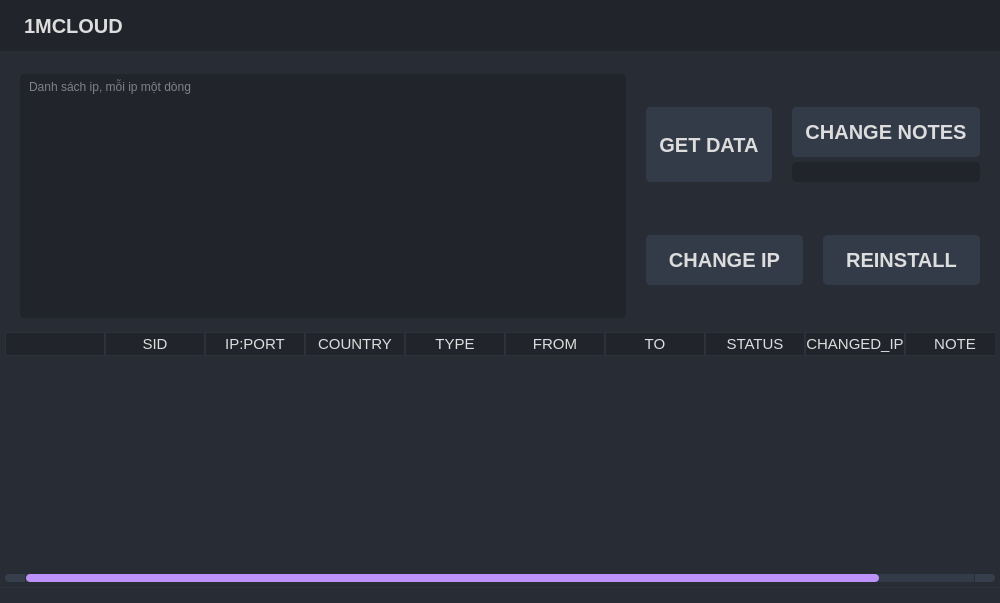
Hq1anq/1mcloud_manager, file gui/table.ui: the form before one commit.
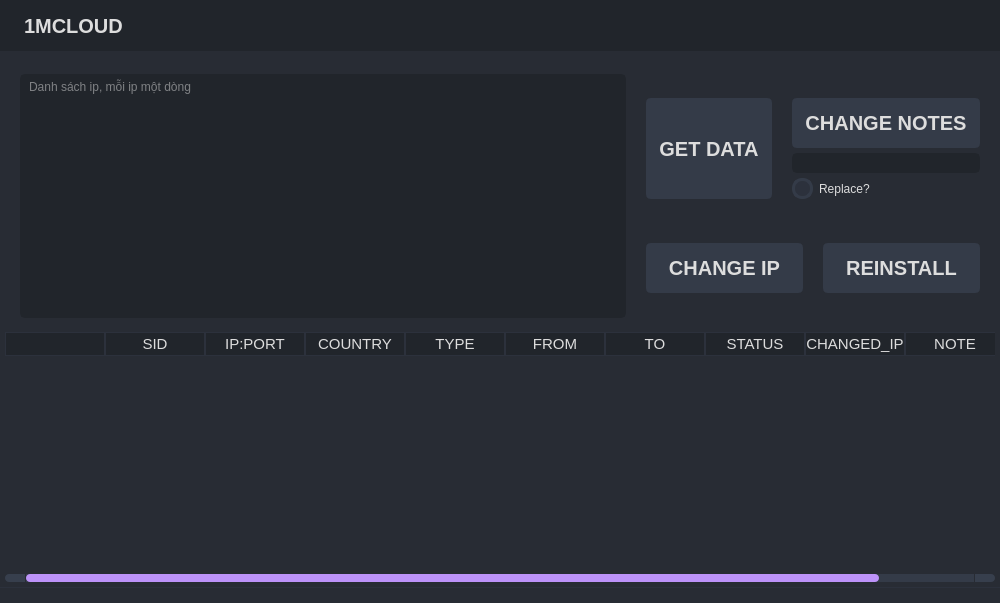
The form after the commit. Icons and pictures are not drawn.

Commit message: add change_notes feature (connect with changeNotes btn)

```diff
--- a/gui/table.ui
+++ b/gui/table.ui
@@ -394,7 +394,17 @@
              </property>
             </widget>
            </item>
-           <item row="0" column="0" rowspan="2">
+           <item row="1" column="1">
+            <widget class="QLineEdit" name="txtNote"/>
+           </item>
+           <item row="2" column="1">
+            <widget class="QCheckBox" name="replaceCheckbox">
+             <property name="text">
+              <string>Replace?</string>
+             </property>
+            </widget>
+           </item>
+           <item row="0" column="0" rowspan="3">
             <widget class="QPushButton" name="getData">
              <property name="sizePolicy">
               <sizepolicy hsizetype="Minimum" vsizetype="Expanding">
@@ -407,9 +417,6 @@
              </property>
             </widget>
            </item>
-           <item row="1" column="1">
-            <widget class="QLineEdit" name="lineEdit"/>
-           </item>
           </layout>
          </item>
          <item row="1" column="0">
```
The commit also changes 3 other files.
